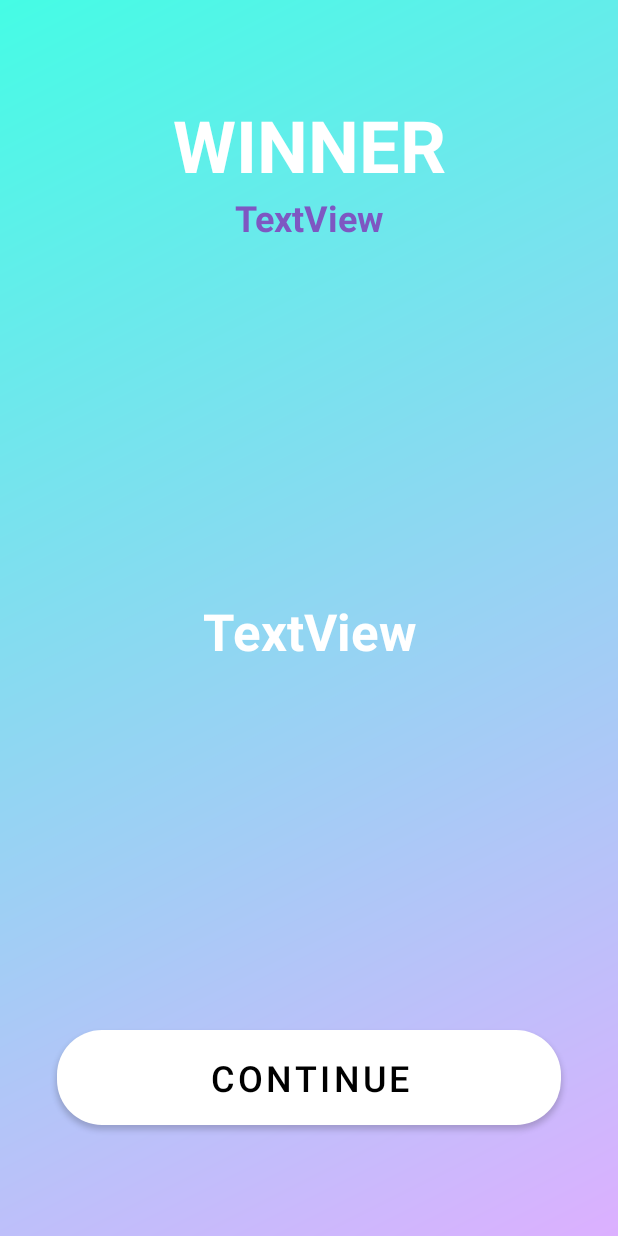
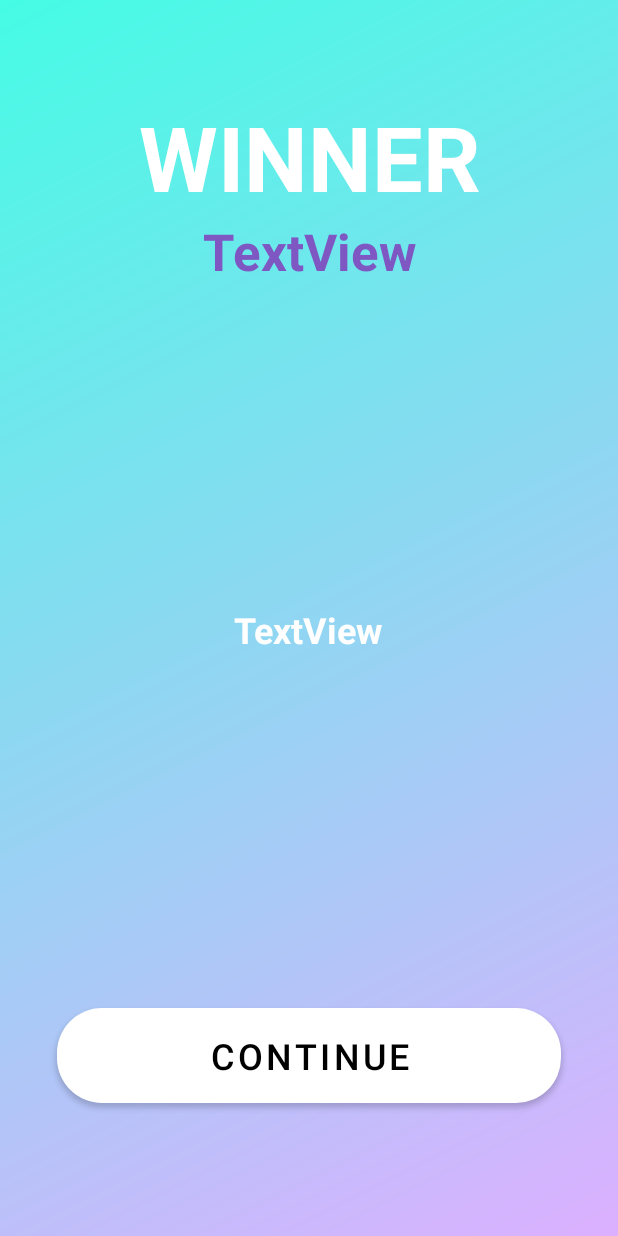
Before and after one commit to myllern/VenUX, an Android app: the layout activity_scoreboard.xml on its own in the app's theme, with its tools: preview values and no code run, on a phone screen of 412 x 824 dp. Run offline under Robolectric (Android 15) with nearby library versions, the phone set to English and light mode, and no system bars.

Commit message:
Redesigned ScoreboardActivity again

```diff
--- a/app/src/main/java/com/example/venux/activities/ScoreboardActivity.java
+++ b/app/src/main/java/com/example/venux/activities/ScoreboardActivity.java
@@ -26,7 +26,7 @@ public class ScoreboardActivity extends AppCompatActivity {
         setContentView(R.layout.activity_scoreboard);
 
         winnerNameTV = findViewById(R.id.winnerNameTV);
-        winnerNameTV.setText("#" + GameController.getCurrentPlayer().getName());
+        winnerNameTV.setText("#1 " + GameController.getCurrentPlayer().getName());
         scoreboardTV = findViewById(R.id.scoreboardTV);
 
         StringBuilder sb = new StringBuilder();
--- a/app/src/main/res/layout/activity_scoreboard.xml
+++ b/app/src/main/res/layout/activity_scoreboard.xml
@@ -15,7 +15,7 @@
         android:layout_marginTop="64dp"
         android:text="@string/winnerTV"
         android:textColor="#FFFFFF"
-        android:textSize="48sp"
+        android:textSize="60sp"
         android:textStyle="bold"
         app:layout_constraintEnd_toEndOf="parent"
         app:layout_constraintStart_toStartOf="parent"
@@ -27,7 +27,7 @@
         android:layout_height="wrap_content"
         android:text="@string/textview"
         android:textColor="#7E57C2"
-        android:textSize="24sp"
+        android:textSize="34sp"
         android:textStyle="bold"
         app:layout_constraintEnd_toEndOf="parent"
         app:layout_constraintStart_toStartOf="parent"
@@ -35,17 +35,22 @@
 
     <TextView
         android:id="@+id/scoreboardTV"
-        android:layout_width="312dp"
-        android:layout_height="250dp"
+        android:layout_width="288dp"
+        android:layout_height="374dp"
         android:gravity="center"
+        android:scrollbarAlwaysDrawHorizontalTrack="false"
+        android:scrollbarAlwaysDrawVerticalTrack="true"
+        android:scrollbars="vertical"
         android:text="TextView"
         android:textColor="#FFFFFF"
-        android:textSize="34sp"
+        android:textSize="24sp"
         android:textStyle="bold"
         app:layout_constraintBottom_toTopOf="@+id/return_home_btn"
         app:layout_constraintEnd_toEndOf="parent"
+        app:layout_constraintHorizontal_bias="0.494"
         app:layout_constraintStart_toStartOf="parent"
-        app:layout_constraintTop_toBottomOf="@+id/winnerNameTV" />
+        app:layout_constraintTop_toBottomOf="@+id/winnerNameTV"
+        app:layout_constraintVertical_bias="0.503" />
 
     <Button
         android:id="@+id/return_home_btn"
@@ -53,9 +58,10 @@
         android:layout_height="wrap_content"
         android:layout_marginStart="32dp"
         android:layout_marginLeft="32dp"
+        android:layout_marginTop="16dp"
         android:layout_marginEnd="32dp"
         android:layout_marginRight="32dp"
-        android:layout_marginBottom="68dp"
+        android:layout_marginBottom="40dp"
         android:width="400dp"
         android:height="75dp"
         android:insetLeft="32dp"
@@ -69,5 +75,6 @@
         app:layout_constraintBottom_toBottomOf="parent"
         app:layout_constraintEnd_toEndOf="parent"
         app:layout_constraintHorizontal_bias="0.509"
-        app:layout_constraintStart_toStartOf="parent" />
+        app:layout_constraintStart_toStartOf="parent"
+        app:layout_constraintTop_toBottomOf="@+id/scoreboardTV" />
 </androidx.constraintlayout.widget.ConstraintLayout>
```
